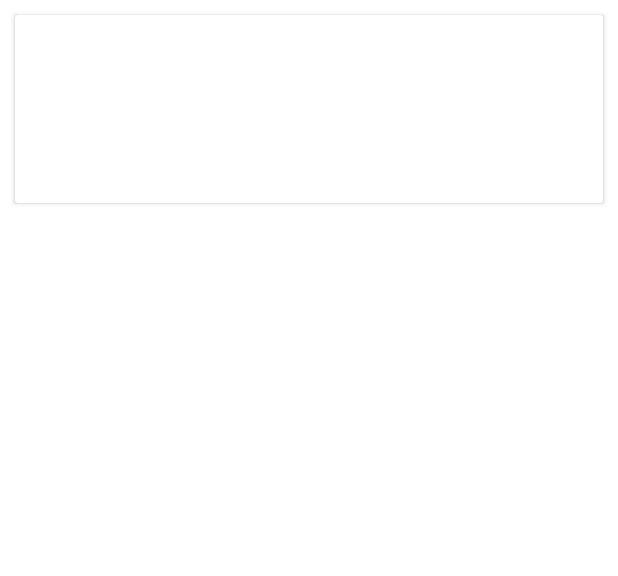
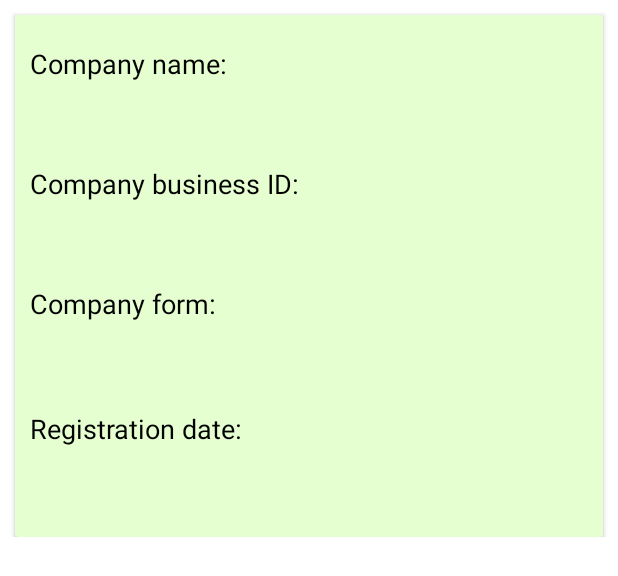
Before and after one commit to Jonnellisuus/Android-java, an Android app: the layout certain_company_info.xml on its own in the app's theme, with its tools: preview values and no code run, on a phone screen of 412 x 824 dp. Shown: the top 576 px of the screen. Run offline under Robolectric (Android 15) with nearby library versions, the phone set to English and light mode, and no system bars; network calls fail.

```diff
--- a/android-java-programming/app/src/main/java/com/example/helloworld/SearchCompanyAdapter.java
+++ b/android-java-programming/app/src/main/java/com/example/helloworld/SearchCompanyAdapter.java
@@ -64,6 +64,11 @@ public class SearchCompanyAdapter extends RecyclerView.Adapter<SearchCompanyAdap
         }
     }
 
+    public void filterList(ArrayList<Company> filteredList) {
+        companyList = filteredList;
+        notifyDataSetChanged();
+    }
+
     @Override
     public Filter getFilter() {
         return filterCompany;
--- a/android-java-programming/app/src/main/res/layout/certain_company_info.xml
+++ b/android-java-programming/app/src/main/res/layout/certain_company_info.xml
@@ -1,28 +1,53 @@
 <?xml version="1.0" encoding="utf-8"?>
-<androidx.constraintlayout.widget.ConstraintLayout xmlns:android="http://schemas.android.com/apk/res/android"
+<LinearLayout xmlns:android="http://schemas.android.com/apk/res/android"
     xmlns:app="http://schemas.android.com/apk/res-auto"
     xmlns:tools="http://schemas.android.com/tools"
     android:layout_width="match_parent"
-    android:layout_height="match_parent">
+    android:layout_height="wrap_content">
 
     <androidx.cardview.widget.CardView
         android:id="@+id/recycle_card_view"
         android:layout_width="match_parent"
-        android:layout_height="125dp"
+        android:layout_height="348dp"
         android:layout_marginStart="10dp"
         android:layout_marginTop="10dp"
         android:layout_marginEnd="10dp"
-        android:clickable="true"
-        android:focusable="true"
+        app:cardBackgroundColor="@color/appBackground"
         app:layout_constraintEnd_toEndOf="parent"
         app:layout_constraintStart_toStartOf="parent"
         app:layout_constraintTop_toTopOf="parent">
 
         <TextView
+            android:id="@+id/textViewCompanyNameTitle"
+            android:layout_width="match_parent"
+            android:layout_height="wrap_content"
+            android:layout_marginStart="10dp"
+            android:layout_marginTop="20dp"
+            android:text="@string/textViewCompanyNameTitle"
+            android:textColor="@android:color/black"
+            android:textSize="18sp"
+            app:layout_constraintStart_toStartOf="parent"
+            app:layout_constraintTop_toTopOf="parent" />
+
+        <TextView
             android:id="@+id/textViewCompanyName"
             android:layout_width="match_parent"
             android:layout_height="wrap_content"
-            android:layout_marginTop="20dp"
+            android:layout_marginStart="10dp"
+            android:layout_marginTop="50dp"
+            android:textColor="@android:color/black"
+            android:textSize="18sp"
+            app:layout_constraintStart_toStartOf="parent"
+            app:layout_constraintTop_toTopOf="parent" />
+
+        <TextView
+            android:id="@+id/textViewCompanyBusinessIDTitle"
+            android:layout_width="match_parent"
+            android:layout_height="wrap_content"
+            android:layout_marginStart="10dp"
+            android:layout_marginTop="100dp"
+            android:text="@string/textViewCompanyBusinessIDTitle"
+            android:textColor="@android:color/black"
             android:textSize="18sp"
             app:layout_constraintStart_toStartOf="parent"
             app:layout_constraintTop_toTopOf="parent" />
@@ -31,7 +56,21 @@
             android:id="@+id/textViewCompanyBusinessID"
             android:layout_width="match_parent"
             android:layout_height="wrap_content"
-            android:layout_marginTop="40dp"
+            android:layout_marginStart="10dp"
+            android:layout_marginTop="130dp"
+            android:textColor="@android:color/black"
+            android:textSize="18sp"
+            app:layout_constraintStart_toStartOf="parent"
+            app:layout_constraintTop_toTopOf="parent" />
+
+        <TextView
+            android:id="@+id/textViewCompanyFormTitle"
+            android:layout_width="match_parent"
+            android:layout_height="wrap_content"
+            android:layout_marginStart="10dp"
+            android:layout_marginTop="180dp"
+            android:text="@string/textViewCompanyFormTitle"
+            android:textColor="@android:color/black"
             android:textSize="18sp"
             app:layout_constraintStart_toStartOf="parent"
             app:layout_constraintTop_toTopOf="parent" />
@@ -40,7 +79,21 @@
             android:id="@+id/textViewCompanyForm"
             android:layout_width="match_parent"
             android:layout_height="wrap_content"
-            android:layout_marginTop="60dp"
+            android:layout_marginStart="10dp"
+            android:layout_marginTop="213dp"
+            android:textColor="@android:color/black"
+            android:textSize="18sp"
+            app:layout_constraintStart_toStartOf="parent"
+            app:layout_constraintTop_toTopOf="parent" />
+
+        <TextView
+            android:id="@+id/textViewCompanyRegistrationDateTitle"
+            android:layout_width="match_parent"
+            android:layout_height="wrap_content"
+            android:layout_marginStart="10dp"
+            android:layout_marginTop="263dp"
+            android:text="@string/textViewCompanyRegistrationDateTitle"
+            android:textColor="@android:color/black"
             android:textSize="18sp"
             app:layout_constraintStart_toStartOf="parent"
             app:layout_constraintTop_toTopOf="parent" />
@@ -49,10 +102,12 @@
             android:id="@+id/textViewCompanyRegistrationDate"
             android:layout_width="match_parent"
             android:layout_height="wrap_content"
-            android:layout_marginTop="80dp"
+            android:layout_marginStart="10dp"
+            android:layout_marginTop="296dp"
+            android:textColor="@android:color/black"
             android:textSize="18sp"
             app:layout_constraintStart_toStartOf="parent"
             app:layout_constraintTop_toTopOf="parent" />
 
     </androidx.cardview.widget.CardView>
-</androidx.constraintlayout.widget.ConstraintLayout>
+</LinearLayout>
--- a/android-java-programming/app/src/main/res/layout/fragment_home.xml
+++ b/android-java-programming/app/src/main/res/layout/fragment_home.xml
@@ -11,7 +11,7 @@
         android:layout_width="fill_parent"
         android:layout_height="200dp"
         android:layout_marginStart="10dp"
-        android:layout_marginTop="1dp"
+        android:layout_marginTop="0dp"
         android:layout_marginEnd="10dp"
         android:layout_marginBottom="420dp"
         android:scaleType="fitXY"
@@ -80,7 +80,7 @@
         app:layout_constraintVertical_bias="0.0" />
 
     <EditText
-        android:id="@+id/plain_text_input"
+        android:id="@+id/editTextSearchCompany"
         android:layout_width="248dp"
         android:layout_height="51dp"
         android:layout_marginStart="10dp"
--- a/android-java-programming/app/src/main/res/values/colors.xml
+++ b/android-java-programming/app/src/main/res/values/colors.xml
@@ -1,6 +1,6 @@
 <?xml version="1.0" encoding="utf-8"?>
 <resources>
-    <color name="colorPrimary">#6200EE</color>
+    <color name="colorPrimary">#13A8ED</color>
     <color name="colorPrimaryDark">#3700B3</color>
     <color name="colorAccent">#03DAC5</color>
     <color name="appBackground">#E5FFD1</color>
--- a/android-java-programming/app/src/main/res/values/strings.xml
+++ b/android-java-programming/app/src/main/res/values/strings.xml
@@ -42,6 +42,11 @@
     <string name="searchCompanyButton">Search</string>
     <string name="searchCompanyHint">Search a company by name</string>
     <string name="searchCompanyTitle">Search</string>
+    <string name="textViewSearching">Searching…</string>
+    <string name="textViewCompanyNameTitle">Company name:</string>
+    <string name="textViewCompanyBusinessIDTitle">Company business ID:</string>
+    <string name="textViewCompanyFormTitle">Company form:</string>
+    <string name="textViewCompanyRegistrationDateTitle">Registration date:</string>
 
     <string name="gestureLeftSwipe">You swiped left to guess game</string>
     <string name="gestureRightSwipe">You swiped right to guess game</string>
```
Also changed, not shown: android-java-programming/app/src/main/java/com/example/helloworld/SearchCompany.java (+25 -4 lines), android-java-programming/app/src/main/java/com/example/helloworld/ui/home/HomeFragment.java (+47 -1 lines), android-java-programming/app/src/main/res/layout/activity_search_company.xml (+18 -27 lines), 1 other file.
